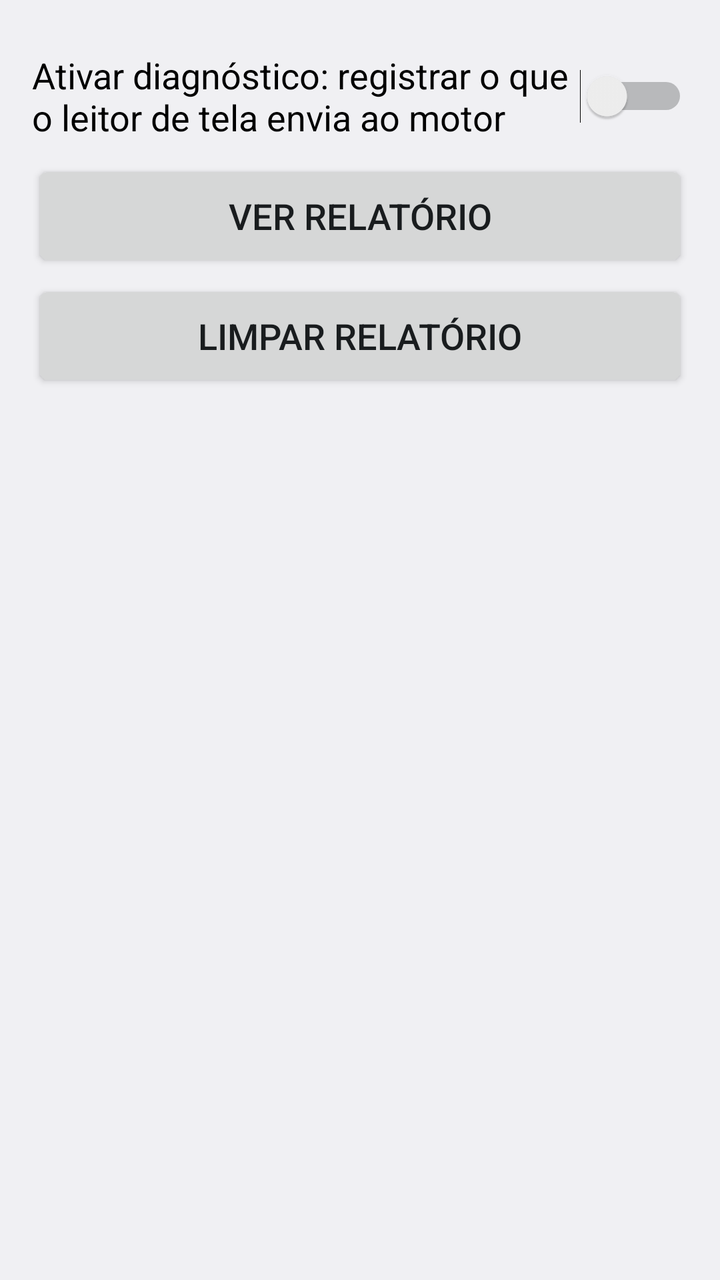
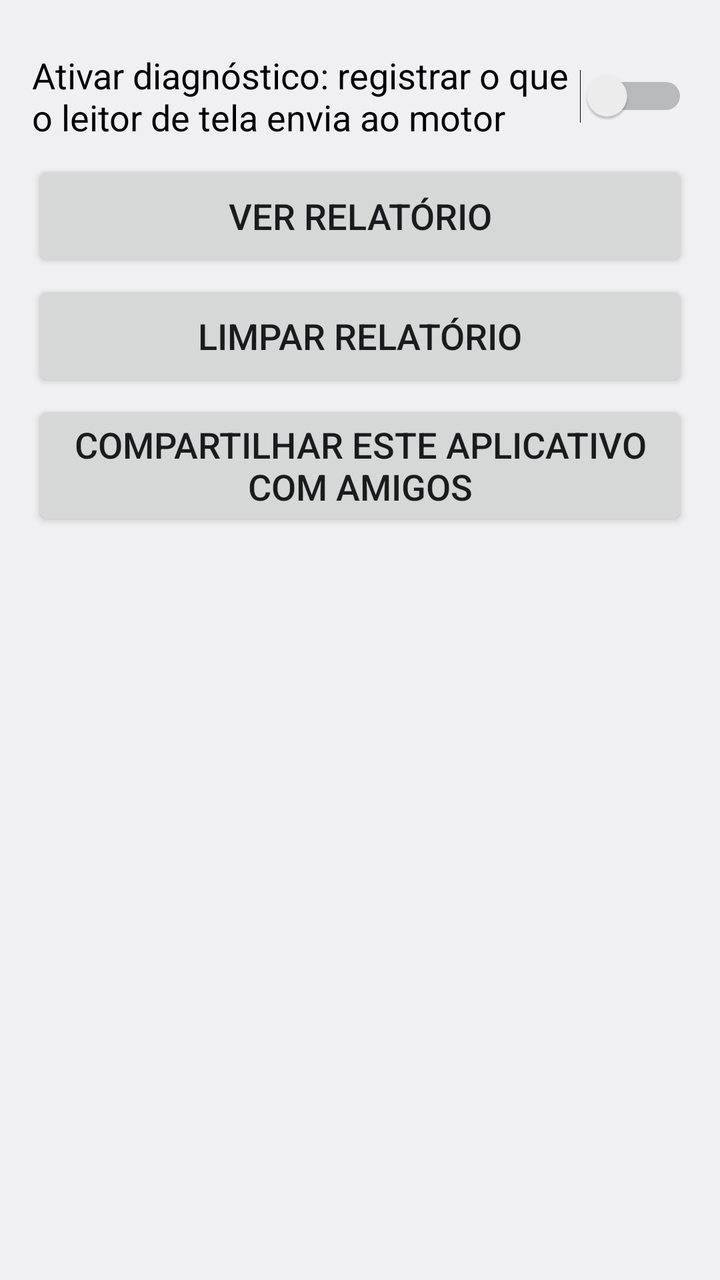

Two renders of the same Android screen: before a commit and after it. Below are the layout's source before the change and the commit's diff.
<!-- AndroidManifest.xml: application theme AppTheme -->
<!-- res/layout/activity_diagnostics.xml -->
<?xml version="1.0" encoding="utf-8"?>
<ScrollView xmlns:android="http://schemas.android.com/apk/res/android"
    android:layout_width="match_parent"
    android:layout_height="match_parent"
    android:fillViewport="true">

    <LinearLayout
        android:layout_width="match_parent"
        android:layout_height="wrap_content"
        android:orientation="vertical"
        android:padding="16dp">

        <Switch
            android:id="@+id/switch_diag"
            style="@style/Row"
            android:text="@string/diag_switch" />

        <Button
            android:id="@+id/btn_view"
            style="@style/Row"
            android:text="@string/diag_view" />

        <Button
            android:id="@+id/btn_clear"
            style="@style/Row"
            android:text="@string/diag_clear" />
    </LinearLayout>
</ScrollView>
<!-- resources referenced by this layout -->
<resources>
  <string name="diag_clear">Limpar relatório</string>
  <string name="diag_switch">Ativar diagnóstico: registrar o que o leitor de tela envia ao motor</string>
  <string name="diag_view">Ver relatório</string>
  <style name="Row">
          <item name="android:layout_width">match_parent</item>
          <item name="android:layout_height">wrap_content</item>
          <item name="android:minHeight">56dp</item>
          <item name="android:layout_marginTop">4dp</item>
          <item name="android:textSize">18sp</item>
      </style>
  <style name="AppTheme" parent="android:Theme.Material.Light.DarkActionBar" />
</resources>

<!-- the commit's change to res/layout/activity_diagnostics.xml (unified diff, before → after) -->
@@ -24,5 +24,10 @@
             android:id="@+id/btn_clear"
             style="@style/Row"
             android:text="@string/diag_clear" />
+
+        <Button
+            android:id="@+id/btn_share_app"
+            style="@style/Row"
+            android:text="@string/share_app" />
     </LinearLayout>
 </ScrollView>
<!-- resource entries referenced after the edit -->
@@ -3,6 +3,7 @@
   <string name="diag_clear">Limpar relatório</string>
   <string name="diag_switch">Ativar diagnóstico: registrar o que o leitor de tela envia ao motor</string>
   <string name="diag_view">Ver relatório</string>
+  <string name="share_app">Compartilhar este aplicativo com amigos</string>
   <style name="Row">
           <item name="android:layout_width">match_parent</item>
           <item name="android:layout_height">wrap_content</item>
